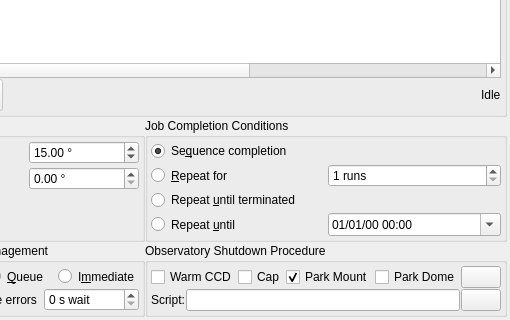
Before: the Qt Designer form kstars-astropi/kstars/ekos/scheduler/scheduler.ui in Andre87osx/AstroPi-system, drawn with Qt 5; both pictures show x 415 to 925 and y 112 to 432 of the 925 by 432 pixel window.
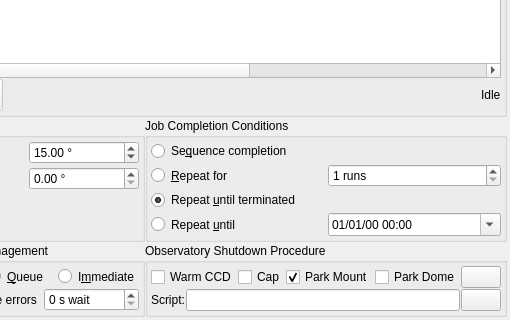
After: the same form once the commit is applied. Icons and pictures are not drawn. Custom widgets are drawn as their Qt base class.

Commit message:
Restart job until terminated
Infinite loop until constriction stop the job
#113 #107

```diff
--- a/kstars-astropi/kstars/ekos/scheduler/scheduler.ui
+++ b/kstars-astropi/kstars/ekos/scheduler/scheduler.ui
@@ -1319,9 +1319,6 @@
             <property name="text">
              <string>Se&amp;quence completion</string>
             </property>
-            <property name="checked">
-             <bool>true</bool>
-            </property>
             <attribute name="buttonGroup">
              <string notr="true">completionButtonGroup</string>
             </attribute>
@@ -1385,6 +1382,9 @@
             <property name="text">
              <string>Repeat &amp;until terminated</string>
             </property>
+            <property name="checked">
+             <bool>true</bool>
+            </property>
             <attribute name="buttonGroup">
              <string notr="true">completionButtonGroup</string>
             </attribute>
```
